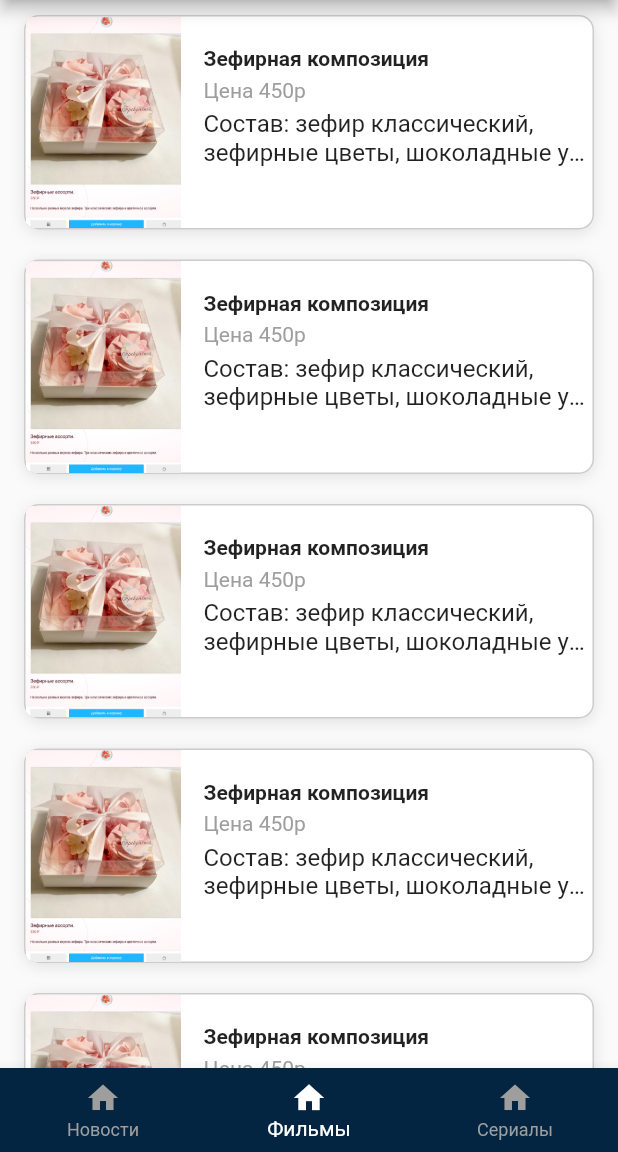
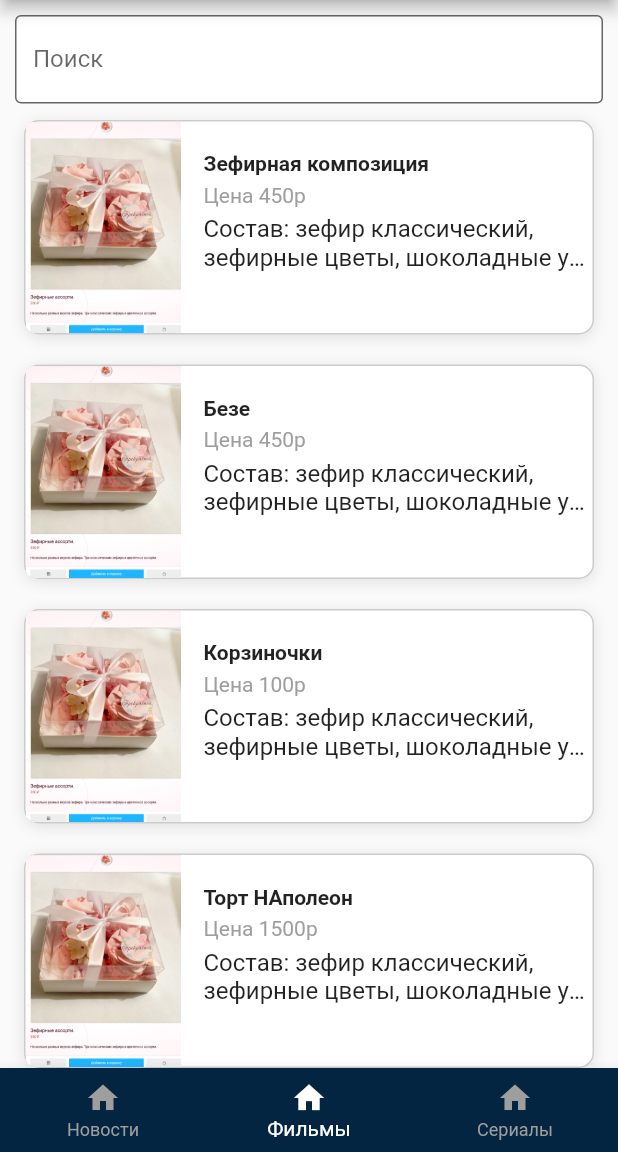
Before and after one commit to natalya777/themoviedb, a Flutter app: the MainScreenWidget screen opened by its route, on a phone screen of 412 x 824 dp, the part 84-1236 px from its top. Run offline on Flutter 3.47's test engine with Material 2 defaults, Android fonts, the phone set to English and light mode, and no system bars.

Commit message:
listbuilderоформление

```diff
--- a/lib/main.dart
+++ b/lib/main.dart
@@ -13,10 +13,10 @@ class MyApp extends StatelessWidget {
     return MaterialApp(
       title: 'Flutter Demo',
       theme: ThemeData(
-        appBarTheme: AppBarTheme(
+        appBarTheme: const AppBarTheme(
           backgroundColor: AppColors.mainDarkBlue,
         ),
-        bottomNavigationBarTheme: BottomNavigationBarThemeData(
+        bottomNavigationBarTheme: const BottomNavigationBarThemeData(
           backgroundColor: AppColors.mainDarkBlue,
           selectedItemColor: Colors.white,
           unselectedItemColor: Colors.grey,
--- a/lib/widgets/main_screen/main_screen.dart
+++ b/lib/widgets/main_screen/main_screen.dart
@@ -20,7 +20,7 @@ class _MainScreenWidgetState extends State<MainScreenWidget> {
     });
   }
 
-  static const List<Widget> _widgetOptions = <Widget>[
+  static final List<Widget> _widgetOptions = <Widget>[
     Text('Новости'),
     MovieListWidget(),
     Text('Сералы'),
--- a/lib/widgets/movie_list/movie_list_widget.dart
+++ b/lib/widgets/movie_list/movie_list_widget.dart
@@ -1,32 +1,95 @@
-import 'package:flutter/cupertino.dart';
 import 'package:flutter/material.dart';
-import 'package:flutter/src/foundation/key.dart';
-import 'package:flutter/src/widgets/framework.dart';
 import 'package:themoviedb/resources/resources.dart';
 
+class Movie {
+  final String imagename;
+  final String title;
+  final int price;
+  final String description;
+
+  Movie(
+      {required this.imagename,
+      required this.title,
+      required this.price,
+      required this.description});
+}
+
 class MovieListWidget extends StatelessWidget {
-  const MovieListWidget({Key? key}) : super(key: key);
+  final _movies = [
+    Movie(
+      imagename: AppImages.zefir,
+      title: "Зефирная композиция",
+      price: 450,
+      description:
+          "Состав: зефир классический, зефирные цветы, шоколадные украшения",
+    ),
+    Movie(
+      imagename: AppImages.zefir,
+      title: "Безе",
+      price: 450,
+      description:
+          "Состав: зефир классический, зефирные цветы, шоколадные украшения",
+    ),
+    Movie(
+      imagename: AppImages.zefir,
+      title: "Корзиночки",
+      price: 100,
+      description:
+          "Состав: зефир классический, зефирные цветы, шоколадные украшения",
+    ),
+    Movie(
+      imagename: AppImages.zefir,
+      title: "Торт НАполеон",
+      price: 1500,
+      description:
+          "Состав: зефир классический, зефирные цветы, шоколадные украшения",
+    ),
+    Movie(
+      imagename: AppImages.zefir,
+      title: "Эклеры",
+      price: 120,
+      description:
+          "Состав: зефир классический, зефирные цветы, шоколадные украшения",
+    ),
+    Movie(
+      imagename: AppImages.zefir,
+      title: "Леденцы",
+      price: 50,
+      description:
+          "Состав: зефир классический, зефирные цветы, шоколадные украшения",
+    ),
+  ];
+
+  MovieListWidget({Key? key}) : super(key: key);
 
   @override
   Widget build(BuildContext context) {
-    return ListView.builder(
-        itemCount: 10,
+    return Stack(
+      children: [
+        ListView.builder(
+            padding: EdgeInsets.only(top: 70),
+            keyboardDismissBehavior: ScrollViewKeyboardDismissBehavior.onDrag,
+            itemCount: _movies.length,
             itemExtent: 163,
             itemBuilder: (BuildContext context, int index) {
+              final movie = _movies[index];
               return Padding(
-            padding: const EdgeInsets.symmetric(horizontal: 16, vertical: 10),
+                padding:
+                    const EdgeInsets.symmetric(horizontal: 16, vertical: 10),
                 child: Stack(
                   children: [
                     Container(
                       decoration: BoxDecoration(
                         color: Colors.white,
-                    border: Border.all(color: Colors.black.withOpacity(0.2)),
-                    borderRadius: BorderRadius.all(Radius.circular(10)),
+                        border:
+                            Border.all(color: Colors.black.withOpacity(0.2)),
+                        borderRadius:
+                            const BorderRadius.all(Radius.circular(10)),
                         boxShadow: [
                           BoxShadow(
                             color: Colors.black.withOpacity(0.1),
                             blurRadius: 8,
-                        offset: Offset(0, 2),
+                            offset: const Offset(0, 2),
                           ),
                         ],
                       ),
@@ -34,46 +97,46 @@ class MovieListWidget extends StatelessWidget {
                       child: Row(
                         children: [
                           Image(
-                        image: AssetImage(AppImages.zefir),
+                            image: AssetImage(movie.imagename),
                           ),
-                      SizedBox(
+                          const SizedBox(
                             width: 15,
                           ),
                           Expanded(
                             child: Column(
                               crossAxisAlignment: CrossAxisAlignment.start,
                               children: [
-                            SizedBox(height: 20),
+                                const SizedBox(height: 20),
                                 Text(
-                              'Зефирная композиция',
+                                  movie.title,
                                   maxLines: 1,
                                   overflow: TextOverflow.ellipsis,
-                              style: TextStyle(
+                                  style: const TextStyle(
                                     fontWeight: FontWeight.bold,
                                   ),
                                 ),
-                            SizedBox(height: 5),
+                                const SizedBox(height: 5),
                                 Text(
-                              'Цена 450р',
+                                  'Цена ' + movie.price.toString() + 'р',
                                   maxLines: 1,
                                   overflow: TextOverflow.ellipsis,
-                              style: TextStyle(
+                                  style: const TextStyle(
                                     color: Colors.grey,
                                   ),
                                 ),
-                            SizedBox(height: 5),
+                                const SizedBox(height: 5),
                                 Text(
-                              'Состав: зефир классический, зефирные цветы, шоколадные украшения',
+                                  movie.description,
                                   maxLines: 2,
                                   overflow: TextOverflow.ellipsis,
-                              style: TextStyle(
+                                  style: const TextStyle(
                                     fontSize: 16,
                                   ),
                                 ),
                               ],
                             ),
                           ),
-                      SizedBox(
+                          const SizedBox(
                             width: 5,
                           ),
                         ],
@@ -89,6 +152,19 @@ class MovieListWidget extends StatelessWidget {
                   ],
                 ),
               );
-        });
+            }),
+        Padding(
+          padding: const EdgeInsets.all(10.0),
+          child: TextField(
+            decoration: InputDecoration(
+              labelText: 'Поиск',
+              filled: true,
+              fillColor: Colors.white.withAlpha(235),
+              border: OutlineInputBorder(),
+            ),
+          ),
+        ),
+      ],
+    );
   }
 }
```
Lines whose indentation alone changed are shown as unchanged.
